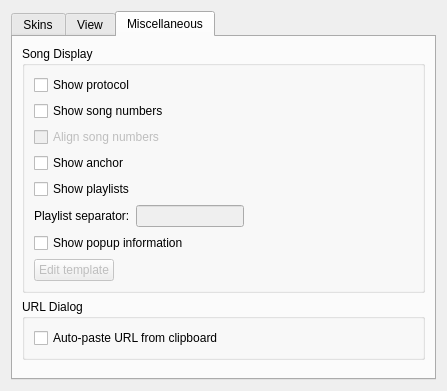
ksv1986/qmmp-staging, file src/plugins/Ui/skinned/forms/skinnedsettings.ui: the form before one commit.
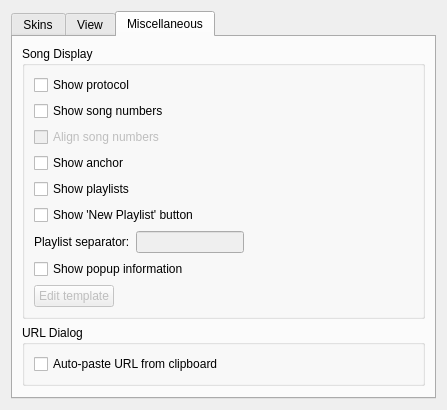
The form after the commit. The open tabs and pages were chosen to show the change.

Commit message: added 'New Playlist' button (Closes issue 382)

The edit to the form file:
```diff
--- a/src/plugins/Ui/skinned/forms/skinnedsettings.ui
+++ b/src/plugins/Ui/skinned/forms/skinnedsettings.ui
@@ -13,7 +13,7 @@
   <property name="windowTitle">
    <string notr="true">Form</string>
   </property>
-  <layout class="QHBoxLayout" name="horizontalLayout">
+  <layout class="QVBoxLayout" name="verticalLayout_4">
    <item>
     <widget class="QTabWidget" name="tabWidget">
      <property name="currentIndex">
@@ -388,14 +388,14 @@
             </property>
            </widget>
           </item>
-          <item row="6" column="0">
+          <item row="8" column="0">
            <widget class="QCheckBox" name="popupCheckBox">
             <property name="text">
              <string>Show popup information</string>
             </property>
            </widget>
           </item>
-          <item row="7" column="0">
+          <item row="9" column="0">
            <layout class="QHBoxLayout" name="horizontalLayout_3">
             <item>
              <widget class="QPushButton" name="popupTemplateButton">
@@ -422,7 +422,7 @@
             </item>
            </layout>
           </item>
-          <item row="5" column="0">
+          <item row="6" column="0">
            <layout class="QHBoxLayout" name="horizontalLayout_2">
             <item>
              <widget class="QLabel" name="label_4">
@@ -459,6 +459,13 @@
             </item>
            </layout>
           </item>
+          <item row="5" column="0">
+           <widget class="QCheckBox" name="showNewPLCheckBox">
+            <property name="text">
+             <string>Show 'New Playlist' button</string>
+            </property>
+           </widget>
+          </item>
          </layout>
         </widget>
        </item>
```
The commit also changes 3 other files.
